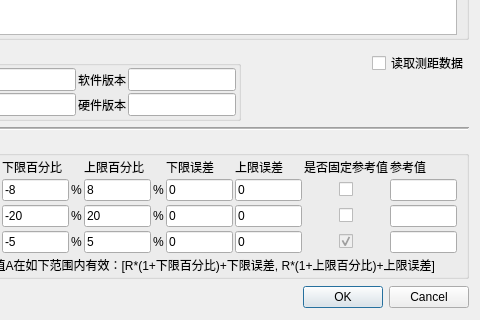
Above: test_param_settings.ui from curious-heart/X-exposer-tool before the change; both pictures show x 134 to 614 and y 233 to 553 of the 614 by 553 pixel window. Below: the same form after it.
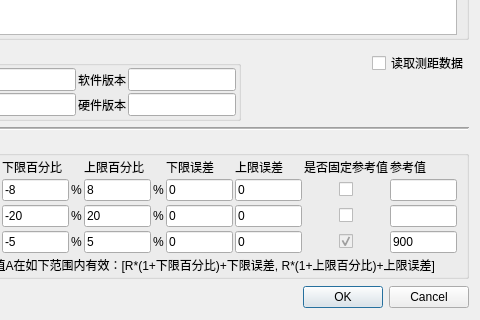
That is the form after the change.

Commit message: Associate the dsitmmChkBox and readDistChkbox; add the default value of dist fixed ref-val in GUI.

```diff
--- a/test_param_settings.ui
+++ b/test_param_settings.ui
@@ -1177,7 +1177,11 @@
          </layout>
         </item>
         <item row="3" column="6">
-         <widget class="QLineEdit" name="distmmFixedRefValLEdit"/>
+         <widget class="QLineEdit" name="distmmFixedRefValLEdit">
+          <property name="text">
+           <string>900</string>
+          </property>
+         </widget>
         </item>
        </layout>
       </item>
```
The commit also changes 2 other files.
